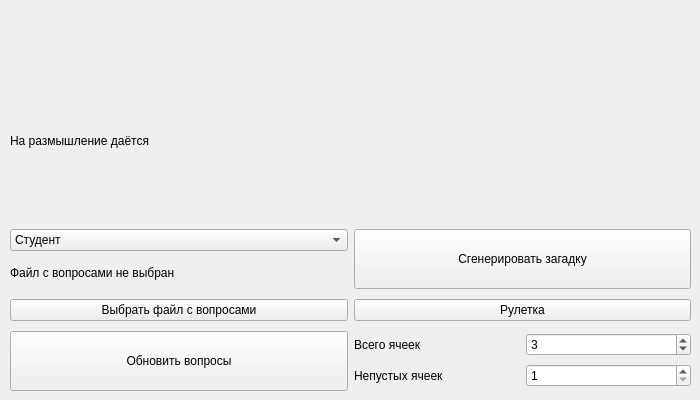
The window that ui/main.ui (AlexPishchikov/secret-from-Fresco) describes before a commit, drawn with Qt 5; both pictures show x 0 to 700 and y 245 to 645 of the 700 by 645 pixel window.
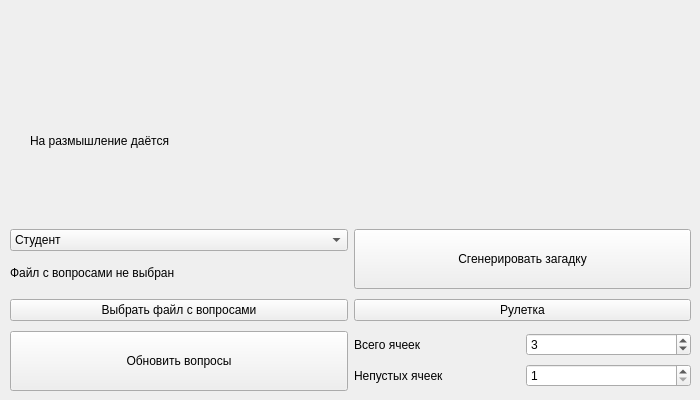
The same window after the commit.

Commit message: Add another picture of Fresco, fix positions in UI, make font larger

Patch:
```diff
--- a/ui/main.ui
+++ b/ui/main.ui
@@ -30,15 +30,15 @@
    <widget class="QLabel" name="time_label">
     <property name="geometry">
      <rect>
-      <x>20</x>
+      <x>30</x>
       <y>400</y>
       <width>231</width>
-      <height>31</height>
+      <height>41</height>
      </rect>
     </property>
     <property name="font">
      <font>
-      <pointsize>22</pointsize>
+      <pointsize>30</pointsize>
       <weight>50</weight>
       <bold>false</bold>
      </font>
@@ -52,13 +52,13 @@
      <rect>
       <x>30</x>
       <y>90</y>
-      <width>371</width>
+      <width>420</width>
       <height>261</height>
      </rect>
     </property>
     <property name="font">
      <font>
-      <pointsize>18</pointsize>
+      <pointsize>25</pointsize>
       <weight>50</weight>
       <bold>false</bold>
      </font>
@@ -67,7 +67,7 @@
      <string/>
     </property>
     <property name="alignment">
-     <set>Qt::AlignCenter</set>
+     <set>Qt::AlignVCenter</set>
     </property>
    </widget>
    <widget class="QWidget" name="horizontalLayoutWidget_2">
@@ -206,7 +206,7 @@
    <widget class="QLabel" name="const_lower_label">
     <property name="geometry">
      <rect>
-      <x>10</x>
+      <x>30</x>
       <y>370</y>
       <width>441</width>
       <height>31</height>
```
The commit also changes 2 other files.
